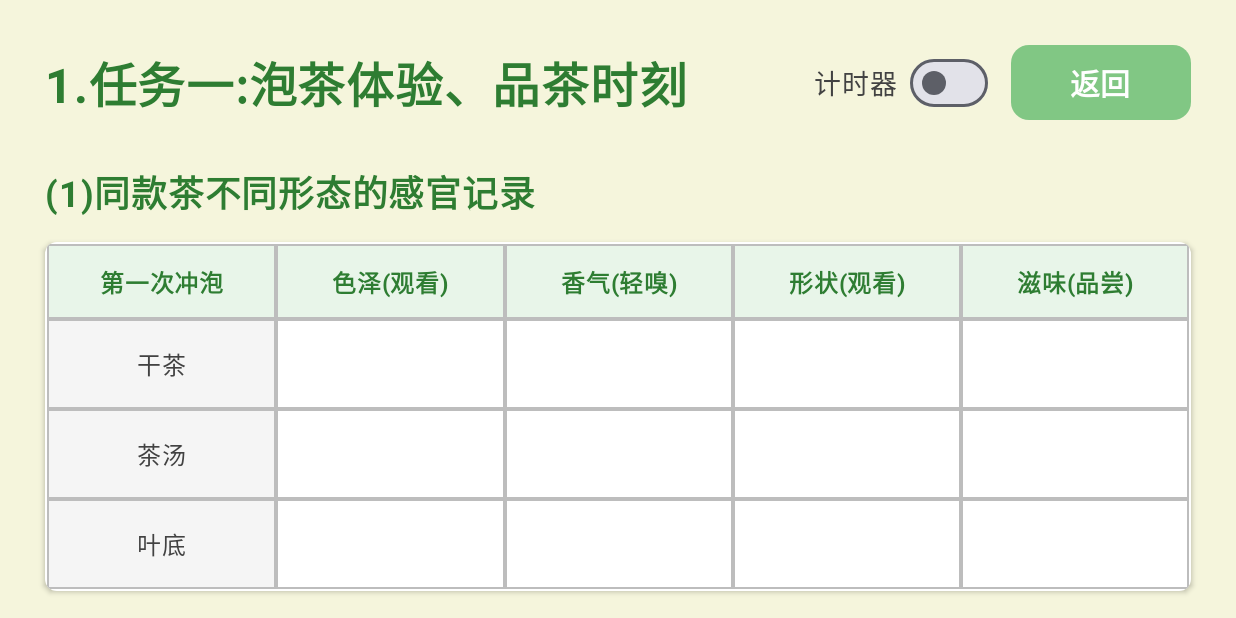
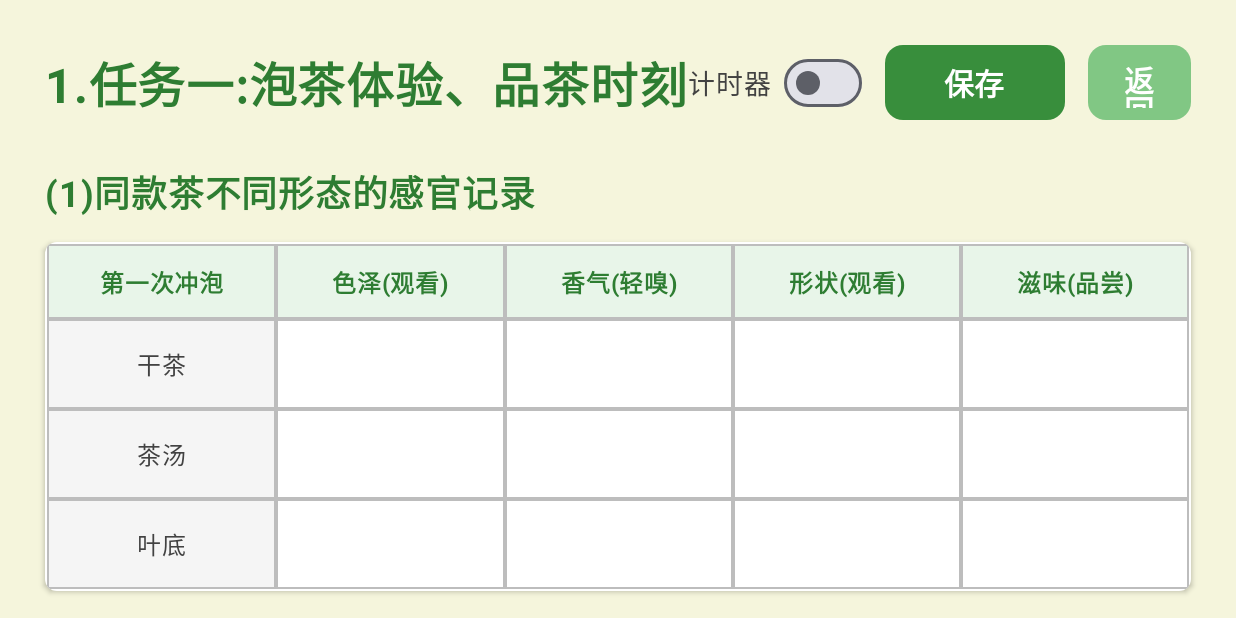
Before and after one commit to cyswinenr/TEASoftwareAR, an Android app built with Jetpack Compose: the Task1Screen screen opened through its navigation route, on a phone screen of 824 x 412 dp (held sideways). Run offline under Robolectric (Android 15) with nearby library versions, the phone set to English and light mode, and no system bars.

Commit message:
任务一页面完成开发

```diff
--- a/app/src/main/java/Teacourse/apk/ui/screens/Task1Screen.kt
+++ b/app/src/main/java/Teacourse/apk/ui/screens/Task1Screen.kt
@@ -11,38 +11,83 @@ import androidx.compose.runtime.*
 import androidx.compose.ui.Alignment
 import androidx.compose.ui.Modifier
 import androidx.compose.ui.graphics.Color
+import androidx.compose.ui.platform.LocalContext
+import androidx.compose.foundation.text.KeyboardOptions
 import androidx.compose.ui.text.font.FontWeight
+import androidx.compose.ui.text.input.KeyboardType
 import androidx.compose.ui.unit.dp
 import androidx.compose.ui.unit.sp
+import android.content.Context
+import android.content.SharedPreferences
+import android.widget.Toast
 import kotlinx.coroutines.delay
 
 @Composable
 fun Task1Screen(onBackClick: () -> Unit) {
-    // 表格数据状态
-    var dryTeaColor by remember { mutableStateOf("") }
-    var dryTeaAroma by remember { mutableStateOf("") }
-    var dryTeaShape by remember { mutableStateOf("") }
-    var dryTeaTaste by remember { mutableStateOf("") }
+    val context = LocalContext.current
+    val sharedPreferences = remember {
+        context.getSharedPreferences("Task1Data", Context.MODE_PRIVATE)
+    }
 
-    var teaLiquorColor by remember { mutableStateOf("") }
-    var teaLiquorAroma by remember { mutableStateOf("") }
-    var teaLiquorShape by remember { mutableStateOf("") }
-    var teaLiquorTaste by remember { mutableStateOf("") }
+    // 表格数据状态 - 从 SharedPreferences 加载
+    var dryTeaColor by remember { mutableStateOf(sharedPreferences.getString("dryTeaColor", "") ?: "") }
+    var dryTeaAroma by remember { mutableStateOf(sharedPreferences.getString("dryTeaAroma", "") ?: "") }
+    var dryTeaShape by remember { mutableStateOf(sharedPreferences.getString("dryTeaShape", "") ?: "") }
+    var dryTeaTaste by remember { mutableStateOf(sharedPreferences.getString("dryTeaTaste", "") ?: "") }
 
-    var spentLeavesColor by remember { mutableStateOf("") }
-    var spentLeavesAroma by remember { mutableStateOf("") }
-    var spentLeavesShape by remember { mutableStateOf("") }
-    var spentLeavesTaste by remember { mutableStateOf("") }
+    var teaLiquorColor by remember { mutableStateOf(sharedPreferences.getString("teaLiquorColor", "") ?: "") }
+    var teaLiquorAroma by remember { mutableStateOf(sharedPreferences.getString("teaLiquorAroma", "") ?: "") }
+    var teaLiquorShape by remember { mutableStateOf(sharedPreferences.getString("teaLiquorShape", "") ?: "") }
+    var teaLiquorTaste by remember { mutableStateOf(sharedPreferences.getString("teaLiquorTaste", "") ?: "") }
 
-    // 输入字段状态
-    var waterTemperature by remember { mutableStateOf("") }
-    var brewingDuration by remember { mutableStateOf("") }
-    var teaCategory by remember { mutableStateOf("") }
-    var teaName by remember { mutableStateOf("") }
-    var teacherTeaName by remember { mutableStateOf("") }
+    var spentLeavesColor by remember { mutableStateOf(sharedPreferences.getString("spentLeavesColor", "") ?: "") }
+    var spentLeavesAroma by remember { mutableStateOf(sharedPreferences.getString("spentLeavesAroma", "") ?: "") }
+    var spentLeavesShape by remember { mutableStateOf(sharedPreferences.getString("spentLeavesShape", "") ?: "") }
+    var spentLeavesTaste by remember { mutableStateOf(sharedPreferences.getString("spentLeavesTaste", "") ?: "") }
 
-    // 思考题答案
-    var reflectionAnswer by remember { mutableStateOf("") }
+    // 输入字段状态 - 从 SharedPreferences 加载
+    var waterTemperature by remember { mutableStateOf(sharedPreferences.getString("waterTemperature", "") ?: "") }
+    var brewingDuration by remember { mutableStateOf(sharedPreferences.getString("brewingDuration", "") ?: "") }
+    var teaCategory by remember { mutableStateOf(sharedPreferences.getString("teaCategory", "") ?: "") }
+    var teaName by remember { mutableStateOf(sharedPreferences.getString("teaName", "") ?: "") }
+    var teacherTeaName by remember { mutableStateOf(sharedPreferences.getString("teacherTeaName", "") ?: "") }
+
+    // 思考题答案 - 从 SharedPreferences 加载
+    var reflectionAnswer by remember { mutableStateOf(sharedPreferences.getString("reflectionAnswer", "") ?: "") }
+
+    // 保存数据函数
+    fun saveData() {
+        with(sharedPreferences.edit()) {
+            // 保存表格数据
+            putString("dryTeaColor", dryTeaColor)
+            putString("dryTeaAroma", dryTeaAroma)
+            putString("dryTeaShape", dryTeaShape)
+            putString("dryTeaTaste", dryTeaTaste)
+
+            putString("teaLiquorColor", teaLiquorColor)
+            putString("teaLiquorAroma", teaLiquorAroma)
+            putString("teaLiquorShape", teaLiquorShape)
+            putString("teaLiquorTaste", teaLiquorTaste)
+
+            putString("spentLeavesColor", spentLeavesColor)
+            putString("spentLeavesAroma", spentLeavesAroma)
+            putString("spentLeavesShape", spentLeavesShape)
+            putString("spentLeavesTaste", spentLeavesTaste)
+
+            // 保存输入字段
+            putString("waterTemperature", waterTemperature)
+            putString("brewingDuration", brewingDuration)
+            putString("teaCategory", teaCategory)
+            putString("teaName", teaName)
+            putString("teacherTeaName", teacherTeaName)
+
+            // 保存思考题答案
+            putString("reflectionAnswer", reflectionAnswer)
+
+            apply()
+        }
+        Toast.makeText(context, "数据保存成功！", Toast.LENGTH_SHORT).show()
+    }
 
     // 计时器状态
     var showTimer by remember { mutableStateOf(false) }
@@ -93,7 +138,7 @@ fun Task1Screen(onBackClick: () -> Unit) {
                     color = Color(0xFF2E7D32)
                 )
 
-                // 计时器开关和返回按钮
+                // 计时器开关、保存按钮和返回按钮
                 Row(
                     horizontalArrangement = Arrangement.spacedBy(15.dp),
                     verticalAlignment = Alignment.CenterVertically
@@ -117,6 +162,20 @@ fun Task1Screen(onBackClick: () -> Unit) {
                                 checkedTrackColor = Color(0xFF81C784)
                             )
                         )
+                    }
+
+                    // 保存按钮
+                    Button(
+                        onClick = { saveData() },
+                        modifier = Modifier
+                            .width(120.dp)
+                            .height(50.dp),
+                        colors = ButtonDefaults.buttonColors(
+                            containerColor = Color(0xFF388E3C)
+                        ),
+                        shape = RoundedCornerShape(12.dp)
+                    ) {
+                        Text("保存", fontSize = 20.sp, fontWeight = FontWeight.Bold)
                     }
 
                     // 返回按钮
@@ -287,7 +346,8 @@ fun Task1Screen(onBackClick: () -> Unit) {
                 modifier = Modifier.fillMaxWidth(),
                 verticalArrangement = Arrangement.spacedBy(15.dp)
             ) {
-                InputField("冲泡的水温:", waterTemperature) { waterTemperature = it }
+                // 水温输入（只允许数字，显示°C单位）
+                TemperatureInputField("冲泡的水温:", waterTemperature) { waterTemperature = it }
                 InputField("每泡茶叶的时长:", brewingDuration) { brewingDuration = it }
                 InputField("茶叶品类:", teaCategory) { teaCategory = it }
                 InputField("茶品名:", teaName) { teaName = it }
@@ -417,6 +477,58 @@ fun RowScope.TableInputCell(
 }
 
 @Composable
+fun TemperatureInputField(label: String, value: String, onValueChange: (String) -> Unit) {
+    Row(
+        modifier = Modifier.fillMaxWidth(),
+        verticalAlignment = Alignment.CenterVertically,
+        horizontalArrangement = Arrangement.spacedBy(10.dp)
+    ) {
+        Text(
+            text = label,
+            fontSize = 18.sp,
+            fontWeight = FontWeight.Medium,
+            color = Color(0xFF424242),
+            modifier = Modifier.width(180.dp)
+        )
+        Row(
+            modifier = Modifier.weight(1f),
+            verticalAlignment = Alignment.CenterVertically,
+            horizontalArrangement = Arrangement.spacedBy(8.dp)
+        ) {
+            OutlinedTextField(
+                value = value,
+                onValueChange = { newValue ->
+                    // 只允许数字输入
+                    if (newValue.isEmpty() || newValue.all { it.isDigit() }) {
+                        onValueChange(newValue)
+                    }
+                },
+                modifier = Modifier
+                    .weight(1f)
+                    .height(50.dp),
+                shape = RoundedCornerShape(8.dp),
+                colors = OutlinedTextFieldDefaults.colors(
+                    focusedBorderColor = Color(0xFF4CAF50),
+                    unfocusedBorderColor = Color(0xFF81C784)
+                ),
+                textStyle = MaterialTheme.typography.bodyLarge.copy(fontSize = 18.sp),
+                singleLine = true,
+                keyboardOptions = KeyboardOptions(
+                    keyboardType = KeyboardType.Number
+                )
+            )
+            Text(
+                text = "°C",
+                fontSize = 20.sp,
+                fontWeight = FontWeight.Bold,
+                color = Color(0xFF2E7D32),
+                modifier = Modifier.padding(end = 8.dp)
+            )
+        }
+    }
+}
+
+@Composable
 fun InputField(label: String, value: String, onValueChange: (String) -> Unit) {
     Row(
         modifier = Modifier.fillMaxWidth(),
```
